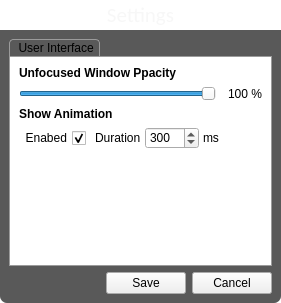
The window that UiModule/ui/SettingsWidget.ui (realXtend/tundra) describes before a commit, drawn with Qt 5.
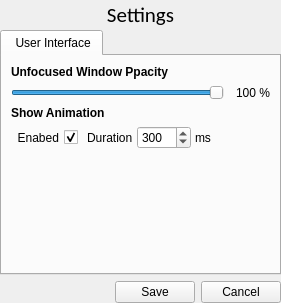
The same window after the commit. Icons and pictures are not drawn.

The edit to the form file:
```diff
--- a/UiModule/ui/SettingsWidget.ui
+++ b/UiModule/ui/SettingsWidget.ui
@@ -13,90 +13,6 @@
   <property name="windowTitle">
    <string>Settings Widget</string>
   </property>
-  <property name="styleSheet">
-   <string notr="true">QWidget#SettingsWidget {
-	background-color: transparent;
-}
-
-QWidget#uiTab {
-	background-color: white;
-}
-
-QFrame#ContentFrame {
-	background-color: rgba(34,34,34,191);
-	border-bottom-left-radius: 7px;
-	border-bottom-right-radius: 7px;
-	padding: 9px;
-}
-
-QLabel#titleLabel {
-	background-image: url('./data/ui/images/ether/title_bg.png');
-	background-position: top left;
-	background-repeat: repeat-x;
-	color: qlineargradient(spread:pad, x1:1, y1:0, x2:1, y2:1, stop:0 rgba(233, 233, 233, 255), stop:1 rgba(247, 247, 247, 255));
-}
-
- QTabWidget::pane { /* The tab widget frame */
-	border: 1px solid #9B9B9B;
- }
-
- QTabWidget::tab-bar {
-    /* left: 5px;   move to the right by 5px */
- }
-
- /* Style the tab using the tab sub-control. Note that
-     it reads QTabBar _not_ QTabWidget */
- QTabBar::tab {
-     background: qlineargradient(x1: 0, y1: 0, x2: 0, y2: 1,
-                                 stop: 0 #E1E1E1, stop: 0.4 #DDDDDD,
-                                 stop: 0.5 #D8D8D8, stop: 1.0 #D3D3D3);
-     border: 1px solid #9B9B9B;
-     border-bottom: 0px;
-     border-top-left-radius: 4px;
-     border-top-right-radius: 4px;
-     min-width: 10ex;
-     padding: 1px;
-     padding-right: 5px;
-     padding-left: 5px;
- }
-
- QTabBar::tab:selected, QTabBar::tab:hover {
-     background: qlineargradient(x1: 0, y1: 0, x2: 0, y2: 1,
-                                 stop: 0 #fafafa, stop: 0.4 #f4f4f4,
-                                 stop: 0.5 #e7e7e7, stop: 1.0 #fafafa);
- }
-
- QTabBar::tab:selected {
-     border-color: #9B9B9B;
-     border-bottom: 0px;
- }
-
- QTabBar::tab:!selected {
-     margin-top: 3px; /* make non-selected tabs look smaller */
- }
-
- /* make use of negative margins for overlapping tabs */
- QTabBar::tab:selected {
-     /* expand/overlap to the left and right by 4px */
-     margin-left: -2px;
-     margin-right: -2px;
- }
-
-QTabBar::tab:first {
-	padding-left: 5px;
-}
- QTabBar::tab:first:selected {
-     margin-left: 0; /* the first selected tab has nothing to overlap with on the left */
- }
-
- QTabBar::tab:last:selected {
-     margin-right: 0; /* the last selected tab has nothing to overlap with on the right */
- }
-
- QTabBar::tab:only-one {
-     margin: 0; /* if there is only one tab, we don't want overlapping margins */
- }</string>
-  </property>
   <layout class="QVBoxLayout" name="verticalLayout">
    <property name="spacing">
     <number>0</number>
```
